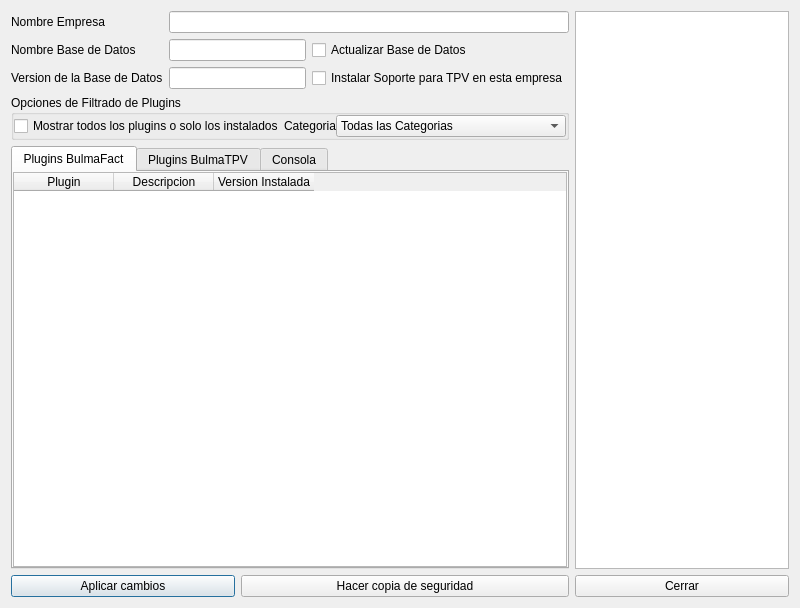
Old version of the form bulmages/bulmasetup/modificarfacturacionbase.ui in the repository eboladev/Bulmages-1.
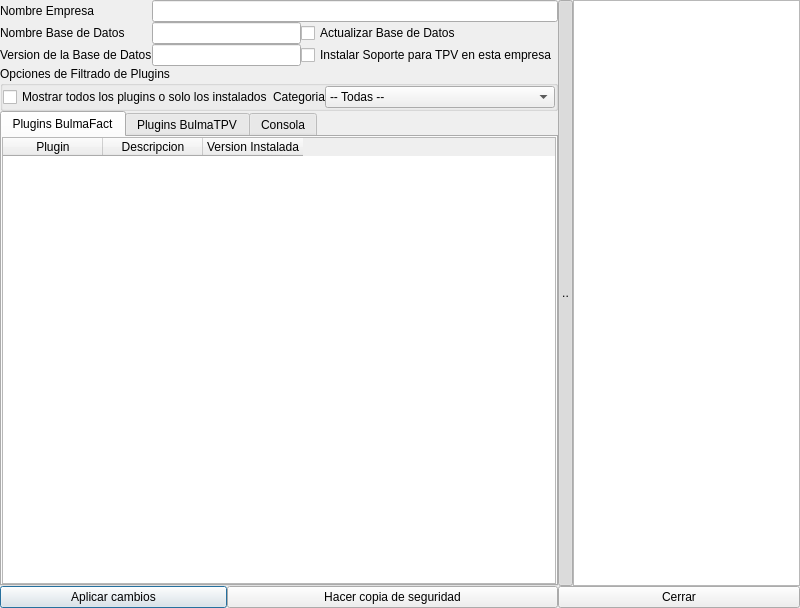
New version of the form. Icons and pictures are not drawn.

The edit to the form file:
```diff
--- a/bulmages/bulmasetup/modificarfacturacionbase.ui
+++ b/bulmages/bulmasetup/modificarfacturacionbase.ui
@@ -10,15 +10,15 @@
    </rect>
   </property>
   <property name="sizePolicy" >
-   <sizepolicy vsizetype="Fixed" hsizetype="Fixed" >
+   <sizepolicy vsizetype="Preferred" hsizetype="Preferred" >
     <horstretch>0</horstretch>
     <verstretch>0</verstretch>
    </sizepolicy>
   </property>
   <property name="maximumSize" >
    <size>
-    <width>800</width>
-    <height>608</height>
+    <width>2800</width>
+    <height>2500</height>
    </size>
   </property>
   <property name="windowTitle" >
@@ -29,6 +29,12 @@
     <normaloff>../../../../.designer/images/png/bulmafact.png</normaloff>../../../../.designer/images/png/bulmafact.png</iconset>
   </property>
   <layout class="QGridLayout" name="gridLayout" >
+   <property name="margin" >
+    <number>0</number>
+   </property>
+   <property name="spacing" >
+    <number>0</number>
+   </property>
    <item row="0" column="0" >
     <widget class="QLabel" name="label" >
      <property name="text" >
@@ -43,6 +49,31 @@
     <widget class="QLineEdit" name="mui_nomempresa" />
    </item>
    <item rowspan="5" row="0" column="4" >
+    <widget class="QToolButton" name="toolButton" >
+     <property name="sizePolicy" >
+      <sizepolicy vsizetype="Expanding" hsizetype="Fixed" >
+       <horstretch>0</horstretch>
+       <verstretch>0</verstretch>
+      </sizepolicy>
+     </property>
+     <property name="maximumSize" >
+      <size>
+       <width>15</width>
+       <height>16777215</height>
+      </size>
+     </property>
+     <property name="text" >
+      <string>..</string>
+     </property>
+     <property name="checkable" >
+      <bool>true</bool>
+     </property>
+     <property name="checked" >
+      <bool>true</bool>
+     </property>
+    </widget>
+   </item>
+   <item rowspan="5" row="0" column="5" >
     <widget class="QTextBrowser" name="mui_descripcion" />
    </item>
    <item row="1" column="0" >
@@ -147,7 +178,7 @@
          <widget class="QComboBox" name="mui_categoria" >
           <item>
            <property name="text" >
-            <string>Todas las Categorias</string>
+            <string>-- Todas --</string>
            </property>
           </item>
           <item>
@@ -295,7 +326,7 @@
      </property>
     </widget>
    </item>
-   <item row="5" column="4" >
+   <item row="5" column="4" colspan="2" >
     <widget class="QPushButton" name="mui_cancelar" >
      <property name="text" >
       <string>Cerrar</string>
```
Left out of the diff: 30 changed lines with no effect on the pictures.
